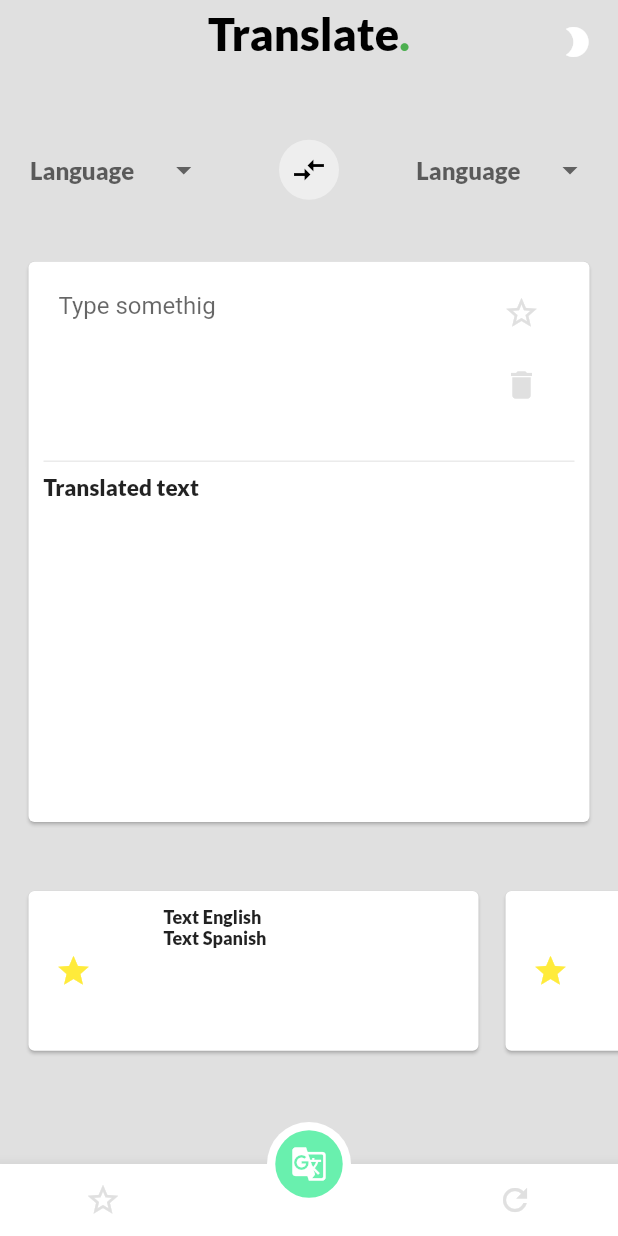
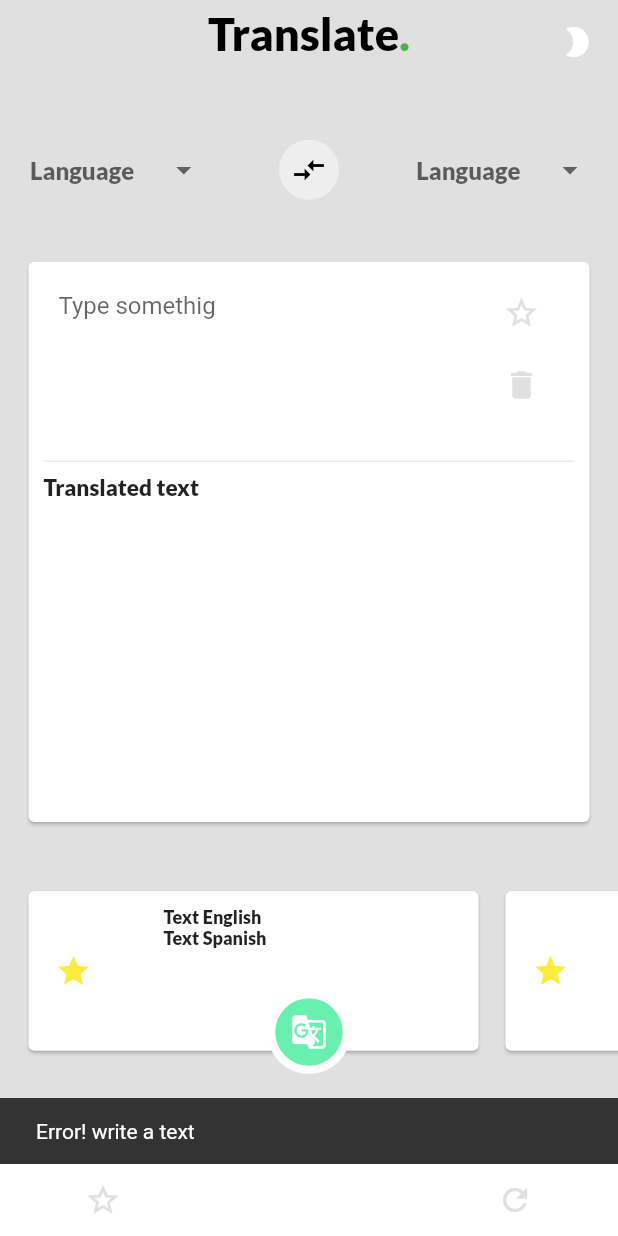
Before and after one commit to boanergepro/translate_app, a Flutter app: the HomeScreen screen opened by its route, after a tap on the "g translate" icon, on a phone screen of 412 x 824 dp. Run offline on Flutter 3.47's test engine with Material 2 defaults, Android fonts, the phone set to English and light mode, and no system bars; our stand-ins replace flutter_spinkit; missing offline and left inert: translator.

Commit message:
[MOD]: - Solucione problema con el contenido del campo al actualizar.

```diff
--- a/lib/src/providers/app.dart
+++ b/lib/src/providers/app.dart
@@ -63,7 +63,6 @@ class AppProvider with ChangeNotifier {
 
   set currentText(value) {
     _currentText = value;
-    notifyListeners();
   }
 
   set translatedText(value) {
--- a/lib/src/screens/home_screen.dart
+++ b/lib/src/screens/home_screen.dart
@@ -13,8 +13,7 @@ import 'package:translate_app/src/widgets/floating_action_button.dart';
 class HomeScreen extends StatelessWidget {
   static final routerName = '/home_screen';
   TextEditingController _translateController = TextEditingController();
-  String from;
-  String to;
+  GlobalKey<ScaffoldState> _scaffoldKey = GlobalKey<ScaffoldState>();
 
   @override
   Widget build(BuildContext context) {
@@ -24,6 +23,7 @@ class HomeScreen extends StatelessWidget {
     _translateController.text = appState.currentText;
 
     return Scaffold(
+      key: _scaffoldKey,
       backgroundColor: Theme.of(context).backgroundColor,
       appBar: appBar(context, appState),
       body: SingleChildScrollView(
@@ -142,6 +142,7 @@ class HomeScreen extends StatelessWidget {
                               Expanded(
                                 flex: 8,
                                 child: TextField(
+                                  textInputAction: TextInputAction.done,
                                   cursorColor: Colors.greenAccent[200],
                                   controller: _translateController,
                                   decoration: InputDecoration(
@@ -150,10 +151,11 @@ class HomeScreen extends StatelessWidget {
                                     contentPadding: EdgeInsets.all(10),
                                   ),
                                   maxLines: 5,
+                                  onChanged: (value) {
+                                    appState.currentText = value;
+                                  },
                                   onEditingComplete: () {
-                                    appState.currentText =
-                                        _translateController.text;
-                                    Translate.translator(context);
+                                    Translate.translator(context, _scaffoldKey);
                                   },
                                 ),
                               ),
@@ -163,9 +165,6 @@ class HomeScreen extends StatelessWidget {
                                   children: <Widget>[
                                     IconButton(
                                       onPressed: () {
-                                        appState.currentText =
-                                            _translateController.text;
-                                        Translate.translator(context);
                                       },
                                       icon: Icon(
                                         Icons.star_border,
@@ -287,13 +286,14 @@ class HomeScreen extends StatelessWidget {
           ),
         ),
       ),
-      bottomNavigationBar: bottomAppBar(context),
+      bottomNavigationBar: bottomAppBar(context, ),
       resizeToAvoidBottomPadding: false,
       floatingActionButtonLocation: FloatingActionButtonLocation.centerDocked,
       floatingActionButton: floatingActionButton(
         context: context,
         appState: appState,
         translate: _translateController.text,
+        key: _scaffoldKey,
       ),
     );
   }
--- a/lib/src/widgets/floating_action_button.dart
+++ b/lib/src/widgets/floating_action_button.dart
@@ -2,7 +2,7 @@ import 'package:flutter/material.dart';
 import 'package:translate_app/src/screens/home_screen.dart';
 import 'package:translate_app/src/utils/translate.dart';
 
-Widget floatingActionButton({context,appState,translate}){
+Widget floatingActionButton({context,appState,translate, GlobalKey<ScaffoldState> key}){
   return Theme(
     data: Theme.of(context).copyWith(
       highlightColor: Colors.white,
@@ -10,7 +10,7 @@ Widget floatingActionButton({context,appState,translate}){
     child: translate != null ? FloatingActionButton(
       onPressed: () {
         appState.currentText = translate;
-        Translate.translator(context);
+        Translate.translator(context, key);
       },
       elevation: 0,
       backgroundColor: Colors.white,
```
